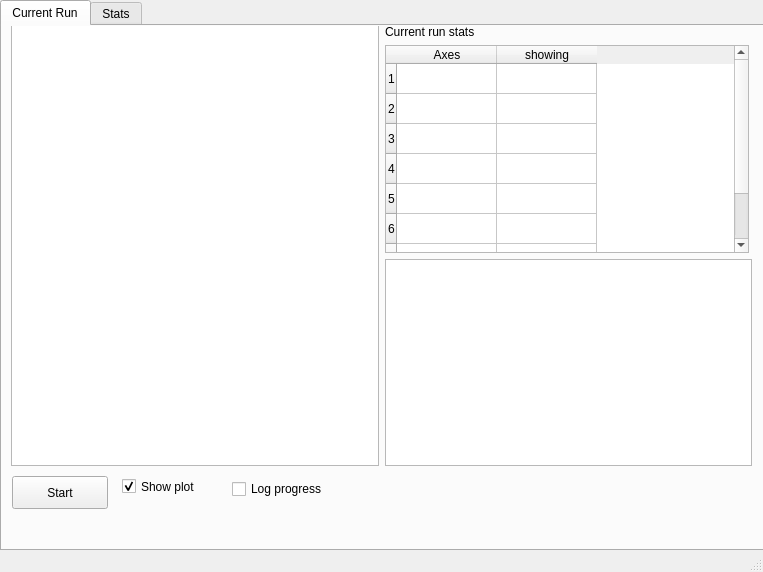
Before: the Qt Designer form ui/gui.ui in iliavolyova/evo-clustering, drawn with Qt 5.
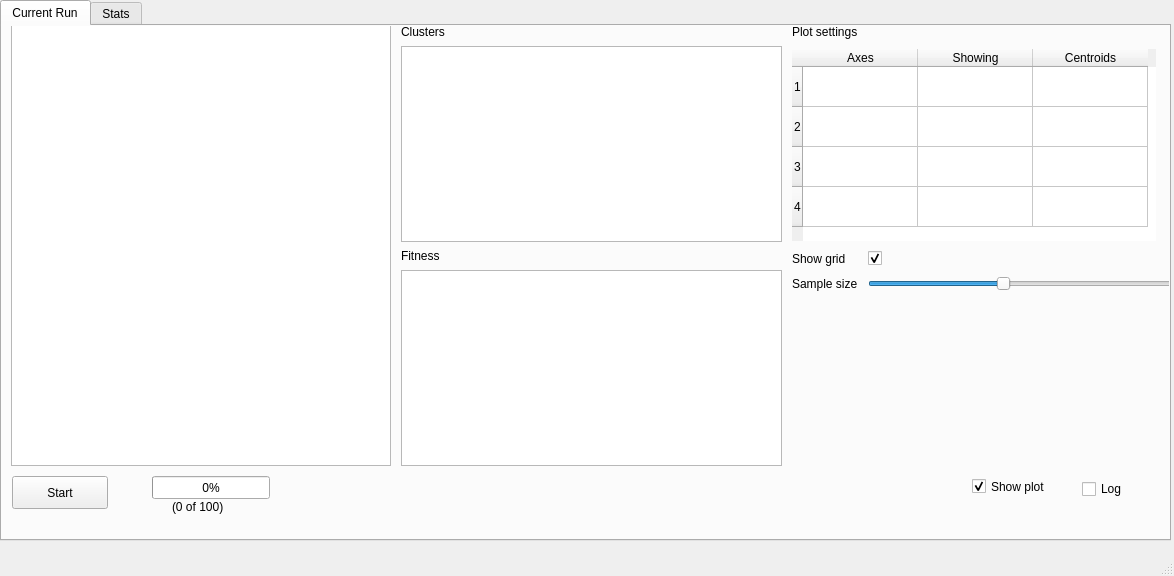
After: the same form once the commit is applied. Custom widgets are drawn as their Qt base class.

Commit message: gui features, fix na datasetovima

```diff
--- a/ui/gui.ui
+++ b/ui/gui.ui
@@ -6,8 +6,8 @@
    <rect>
     <x>0</x>
     <y>0</y>
-    <width>763</width>
-    <height>572</height>
+    <width>1174</width>
+    <height>576</height>
    </rect>
   </property>
   <property name="windowTitle">
@@ -19,8 +19,8 @@
      <rect>
       <x>0</x>
       <y>0</y>
-      <width>781</width>
-      <height>551</height>
+      <width>1171</width>
+      <height>541</height>
      </rect>
     </property>
     <property name="currentIndex">
@@ -46,7 +46,7 @@
      <widget class="QCheckBox" name="checkBox_plotShowing">
       <property name="geometry">
        <rect>
-        <x>120</x>
+        <x>970</x>
         <y>440</y>
         <width>101</width>
         <height>41</height>
@@ -64,11 +64,14 @@
        <rect>
         <x>9</x>
         <y>-1</y>
-        <width>741</width>
+        <width>1161</width>
         <height>441</height>
        </rect>
       </property>
       <layout class="QHBoxLayout" name="horizontalLayout">
+       <property name="spacing">
+        <number>10</number>
+       </property>
        <item>
         <layout class="QVBoxLayout" name="verticalLayout_3">
          <item>
@@ -76,28 +79,85 @@
          </item>
         </layout>
        </item>
+       <item>
+        <layout class="QVBoxLayout" name="verticalLayout_5">
+         <property name="spacing">
+          <number>7</number>
+         </property>
+         <property name="topMargin">
+          <number>0</number>
+         </property>
+         <item>
+          <widget class="QLabel" name="label_2">
+           <property name="text">
+            <string>Clusters</string>
+           </property>
+          </widget>
+         </item>
+         <item>
+          <widget class="PlotWidget" name="histogram_widget"/>
+         </item>
+         <item>
+          <widget class="QLabel" name="label_5">
+           <property name="text">
+            <string>Fitness</string>
+           </property>
+          </widget>
+         </item>
+         <item>
+          <widget class="PlotWidget" name="fitnes_widget"/>
+         </item>
+        </layout>
+       </item>
        <item>
         <layout class="QVBoxLayout" name="verticalLayout_2">
          <item>
           <widget class="QLabel" name="label">
+           <property name="sizePolicy">
+            <sizepolicy hsizetype="Preferred" vsizetype="Fixed">
+             <horstretch>0</horstretch>
+             <verstretch>0</verstretch>
+            </sizepolicy>
+           </property>
            <property name="text">
-            <string>Current run stats</string>
+            <string>Plot settings</string>
            </property>
           </widget>
          </item>
          <item>
           <widget class="QTableWidget" name="table_axes">
+           <property name="sizePolicy">
+            <sizepolicy hsizetype="Fixed" vsizetype="Fixed">
+             <horstretch>0</horstretch>
+             <verstretch>0</verstretch>
+            </sizepolicy>
+           </property>
            <property name="maximumSize">
             <size>
              <width>364</width>
              <height>16777215</height>
             </size>
            </property>
+           <property name="frameShape">
+            <enum>QFrame::Box</enum>
+           </property>
+           <property name="frameShadow">
+            <enum>QFrame::Sunken</enum>
+           </property>
+           <property name="lineWidth">
+            <number>0</number>
+           </property>
+           <property name="showGrid">
+            <bool>true</bool>
+           </property>
+           <property name="cornerButtonEnabled">
+            <bool>true</bool>
+           </property>
            <property name="rowCount">
-            <number>8</number>
+            <number>4</number>
            </property>
            <property name="columnCount">
-            <number>2</number>
+            <number>3</number>
            </property>
            <attribute name="horizontalHeaderVisible">
             <bool>true</bool>
@@ -106,12 +166,14 @@
             <bool>false</bool>
            </attribute>
            <attribute name="horizontalHeaderDefaultSectionSize">
-            <number>100</number>
+            <number>115</number>
            </attribute>
-           <row/>
-           <row/>
-           <row/>
-           <row/>
+           <attribute name="verticalHeaderMinimumSectionSize">
+            <number>40</number>
+           </attribute>
+           <attribute name="verticalHeaderStretchLastSection">
+            <bool>false</bool>
+           </attribute>
            <row/>
            <row/>
            <row/>
@@ -123,13 +185,59 @@
            </column>
            <column>
             <property name="text">
-             <string>showing</string>
+             <string>Showing</string>
+            </property>
+           </column>
+           <column>
+            <property name="text">
+             <string>Centroids</string>
             </property>
            </column>
           </widget>
          </item>
          <item>
-          <widget class="PlotWidget" name="histogram_widget"/>
+          <layout class="QFormLayout" name="formLayout">
+           <item row="1" column="0">
+            <widget class="QLabel" name="label_3">
+             <property name="text">
+              <string>Sample size</string>
+             </property>
+            </widget>
+           </item>
+           <item row="1" column="1">
+            <widget class="QSlider" name="sample_size_slider">
+             <property name="minimum">
+              <number>1</number>
+             </property>
+             <property name="maximum">
+              <number>10</number>
+             </property>
+             <property name="value">
+              <number>5</number>
+             </property>
+             <property name="orientation">
+              <enum>Qt::Horizontal</enum>
+             </property>
+            </widget>
+           </item>
+           <item row="0" column="0">
+            <widget class="QLabel" name="label_4">
+             <property name="text">
+              <string>Show grid</string>
+             </property>
+            </widget>
+           </item>
+           <item row="0" column="1">
+            <widget class="QCheckBox" name="show_grid_checkbox">
+             <property name="text">
+              <string/>
+             </property>
+             <property name="checked">
+              <bool>true</bool>
+             </property>
+            </widget>
+           </item>
+          </layout>
          </item>
         </layout>
        </item>
@@ -138,19 +246,45 @@
      <widget class="QCheckBox" name="checkBox_logging">
       <property name="geometry">
        <rect>
-        <x>230</x>
+        <x>1080</x>
         <y>450</y>
-        <width>111</width>
+        <width>61</width>
         <height>26</height>
        </rect>
       </property>
       <property name="text">
-       <string>Log progress</string>
+       <string>Log</string>
       </property>
       <property name="checked">
        <bool>false</bool>
       </property>
      </widget>
+     <widget class="QProgressBar" name="progressBar">
+      <property name="geometry">
+       <rect>
+        <x>150</x>
+        <y>450</y>
+        <width>118</width>
+        <height>23</height>
+       </rect>
+      </property>
+      <property name="value">
+       <number>0</number>
+      </property>
+     </widget>
+     <widget class="QLabel" name="evolutions_label">
+      <property name="geometry">
+       <rect>
+        <x>170</x>
+        <y>470</y>
+        <width>81</width>
+        <height>21</height>
+       </rect>
+      </property>
+      <property name="text">
+       <string>(0 of 100)</string>
+      </property>
+     </widget>
     </widget>
     <widget class="QWidget" name="tab_stats">
      <attribute name="title">
```
Left out of the diff: 2 changed lines with no effect on the pictures. The commit also changes 5 other files.
